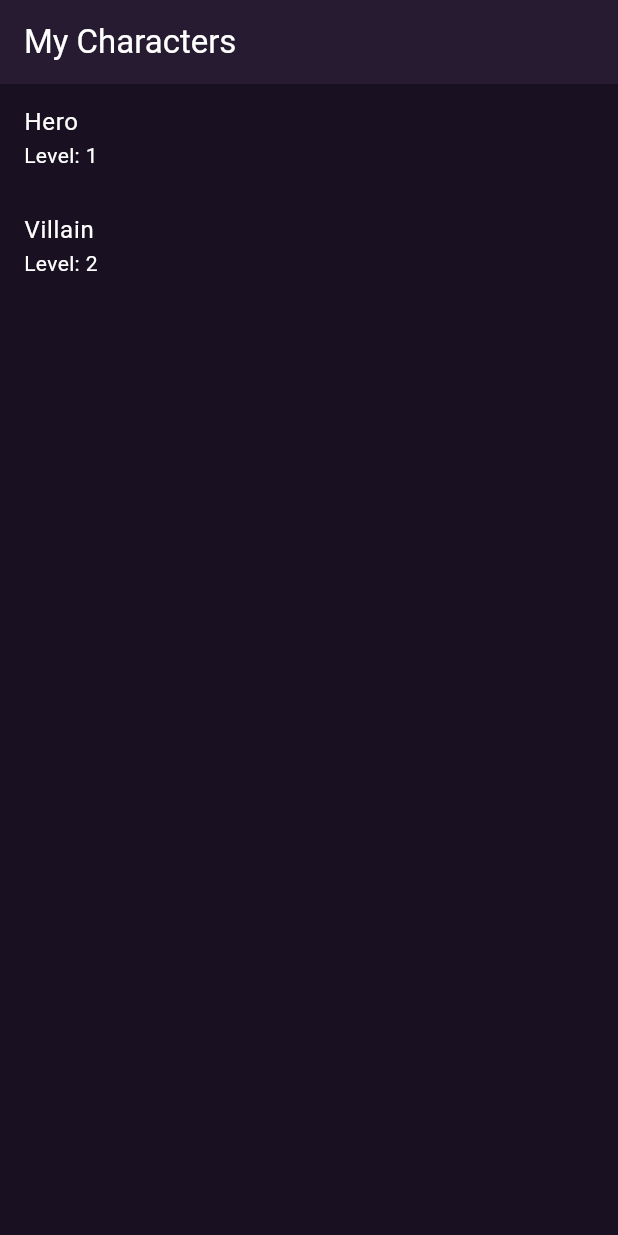
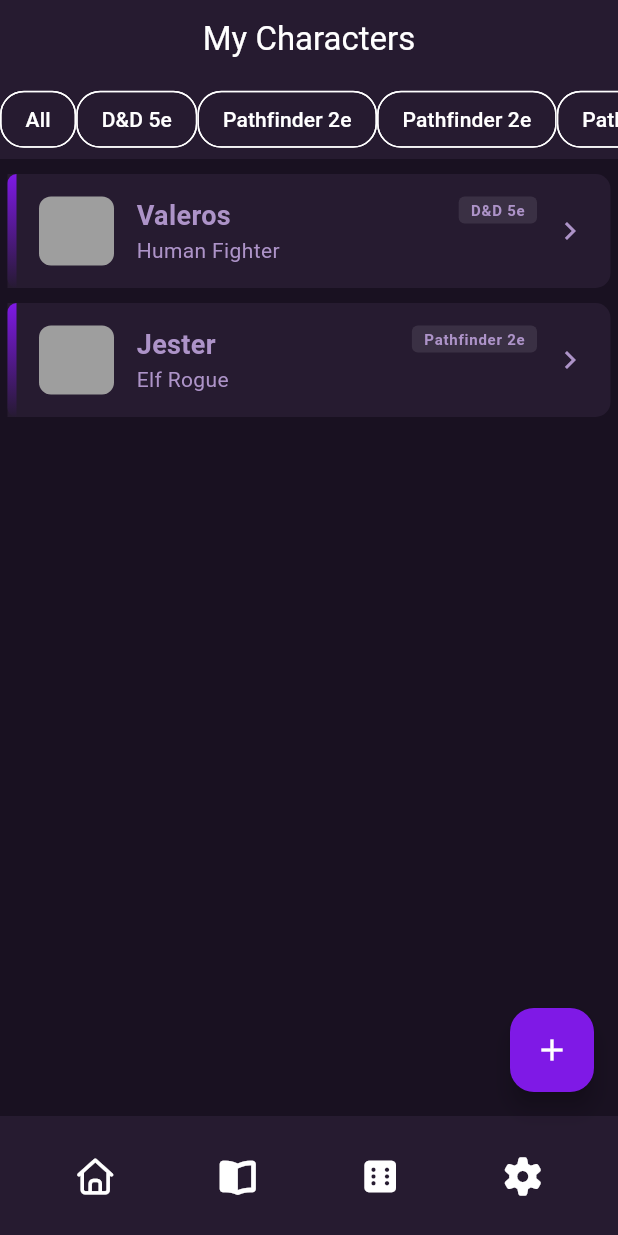
Before and after one commit to FJReyna/ttrpgcharacters, a Flutter app: the screen it shows after launch, on a phone screen of 412 x 824 dp. Run offline on Flutter 3.47's test engine with Material 3 defaults, Android fonts, the phone set to English and light mode, and no system bars; our stand-ins replace flutter_bloc, font_awesome_flutter, get_it, go_router.

Commit message:
Characters Page initial design, added character cards, appbar with system chips and bottomappbar

```diff
--- a/lib/features/character/data/sourcesource/local/character_local_datasource.dart
+++ b/lib/features/character/data/sourcesource/local/character_local_datasource.dart
@@ -3,8 +3,20 @@ import 'package:ttrpgcharacter/features/character/domain/model/character_model.d
 class CharacterLocalDatasource {
   Future<List<CharacterModel>> getAllCharacters() async {
     return [
-      CharacterModel(id: '1', name: 'Hero'),
-      CharacterModel(id: '2', name: 'Villain'),
+      CharacterModel(
+        id: '1',
+        name: 'Valeros',
+        characterClass: 'Fighter',
+        ancestry: 'Human',
+        system: 'D&D 5e',
+      ),
+      CharacterModel(
+        id: '2',
+        name: 'Jester',
+        characterClass: 'Rogue',
+        ancestry: 'Elf',
+        system: 'Pathfinder 2e',
+      ),
     ];
   }
 
--- a/lib/features/character/domain/model/character_model.dart
+++ b/lib/features/character/domain/model/character_model.dart
@@ -1,6 +1,15 @@
 class CharacterModel {
   String id;
   String name;
+  String characterClass;
+  String ancestry;
+  String system;
 
-  CharacterModel({required this.id, required this.name});
+  CharacterModel({
+    required this.id,
+    required this.name,
+    required this.characterClass,
+    required this.ancestry,
+    required this.system,
+  });
 }
--- a/lib/features/character/presentation/pages/characters_pages.dart
+++ b/lib/features/character/presentation/pages/characters_pages.dart
@@ -1,10 +1,13 @@
 import 'package:flutter/material.dart';
 import 'package:flutter_bloc/flutter_bloc.dart';
+import 'package:font_awesome_flutter/font_awesome_flutter.dart';
 import 'package:ttrpgcharacter/core/dependency_injection.dart';
+import 'package:ttrpgcharacter/core/theme/app_colors.dart';
 import 'package:ttrpgcharacter/core/utils/extensions.dart';
 import 'package:ttrpgcharacter/features/character/presentation/bloc/character_bloc.dart';
 import 'package:ttrpgcharacter/features/character/presentation/bloc/character_event.dart';
 import 'package:ttrpgcharacter/features/character/presentation/bloc/character_state.dart';
+import 'package:ttrpgcharacter/features/character/presentation/widgets/character_card_preview.dart';
 
 class CharactersPages extends StatelessWidget {
   const CharactersPages({super.key});
@@ -14,28 +17,93 @@ class CharactersPages extends StatelessWidget {
     return BlocProvider(
       create: (context) => getIt<CharacterBloc>()..add(GetCharactersEvent()),
       child: Scaffold(
-        appBar: AppBar(title: Text(context.translate.charactersAppbarTitle)),
+        appBar: AppBar(
+          title: Text(context.translate.charactersAppbarTitle),
+          centerTitle: true,
+          bottom: PreferredSize(
+            preferredSize: const Size.fromHeight(50.0),
+            child: Expanded(
+              child: ListView(
+                scrollDirection: Axis.horizontal,
+                children: [
+                  Chip(
+                    label: Text('All'),
+                    shape: RoundedRectangleBorder(
+                      borderRadius: BorderRadius.circular(16.0),
+                    ),
+                  ),
+                  Chip(
+                    label: Text('D&D 5e'),
+                    shape: RoundedRectangleBorder(
+                      borderRadius: BorderRadius.circular(16.0),
+                    ),
+                  ),
+                  Chip(
+                    label: Text('Pathfinder 2e'),
+                    shape: RoundedRectangleBorder(
+                      borderRadius: BorderRadius.circular(16.0),
+                    ),
+                  ),
+                  Chip(
+                    label: Text('Pathfinder 2e'),
+                    shape: RoundedRectangleBorder(
+                      borderRadius: BorderRadius.circular(16.0),
+                    ),
+                  ),
+                  Chip(
+                    label: Text('Pathfinder 2e'),
+                    shape: RoundedRectangleBorder(
+                      borderRadius: BorderRadius.circular(16.0),
+                    ),
+                  ),
+                  Chip(
+                    label: Text('Pathfinder 2e'),
+                    shape: RoundedRectangleBorder(
+                      borderRadius: BorderRadius.circular(16.0),
+                    ),
+                  ),
+                  Chip(
+                    label: Text('Pathfinder 2e'),
+                    shape: RoundedRectangleBorder(
+                      borderRadius: BorderRadius.circular(16.0),
+                    ),
+                  ),
+                  Chip(
+                    label: Text('Pathfinder 2e'),
+                    shape: RoundedRectangleBorder(
+                      borderRadius: BorderRadius.circular(16.0),
+                    ),
+                  ),
+                ],
+              ),
+            ),
+          ),
+        ),
         body: Center(
+          child: Padding(
+            padding: const EdgeInsets.symmetric(
+              vertical: 10.0,
+              horizontal: 5.0,
+            ),
             child: BlocBuilder<CharacterBloc, CharacterState>(
               builder: (context, state) {
                 if (state.status == CharacterStatus.loading) {
                   return const CircularProgressIndicator();
                 } else if (state.status == CharacterStatus.success) {
                   if (state.characters.isEmpty) {
-                  return const Text('No characters found.');
+                    return Text(context.translate.charactersEmptyState);
                   }
-                return ListView.builder(
+                  return ListView.separated(
+                    separatorBuilder: (context, index) =>
+                        const SizedBox(height: 10),
                     itemCount: state.characters.length,
                     itemBuilder: (context, index) {
                       final character = state.characters[index];
-                    return ListTile(
-                      title: Text(character.name),
-                      subtitle: Text('Level: ${character.id}'),
-                    );
+                      return CharacterCardPreview(character: character);
                     },
                   );
                 } else if (state.status == CharacterStatus.error) {
-                return const Text('Failed to load characters.');
+                  return Text(context.translate.charactersFailedState);
                 } else {
                   return const SizedBox.shrink();
                 }
@@ -43,6 +111,39 @@ class CharactersPages extends StatelessWidget {
             ),
           ),
         ),
+        floatingActionButton: FloatingActionButton(
+          onPressed: () {},
+          child: const Icon(Icons.add, color: AppColors.surfaceLight),
+        ),
+        bottomNavigationBar: BottomAppBar(
+          shape: const CircularNotchedRectangle(),
+          notchMargin: 6.0,
+          child: SizedBox(
+            height: 50.0,
+            child: Row(
+              mainAxisAlignment: MainAxisAlignment.spaceAround,
+              children: [
+                IconButton(
+                  icon: const Icon(FontAwesomeIcons.house),
+                  onPressed: () {},
+                ),
+                IconButton(
+                  icon: const Icon(FontAwesomeIcons.bookOpen),
+                  onPressed: () {},
+                ),
+                IconButton(
+                  icon: const Icon(FontAwesomeIcons.diceSix),
+                  onPressed: () {},
+                ),
+                IconButton(
+                  icon: const Icon(FontAwesomeIcons.gear),
+                  onPressed: () {},
+                ),
+              ],
+            ),
+          ),
+        ),
+      ),
     );
   }
 }
--- /dev/null
+++ b/lib/features/character/presentation/widgets/character_card_preview.dart
@@ -0,0 +1,106 @@
+import 'package:flutter/material.dart';
+import 'package:ttrpgcharacter/core/theme/app_colors.dart';
+import 'package:ttrpgcharacter/features/character/domain/model/character_model.dart';
+
+class CharacterCardPreview extends StatelessWidget {
+  final CharacterModel character;
+
+  const CharacterCardPreview({super.key, required this.character});
+
+  @override
+  Widget build(BuildContext context) {
+    return InkWell(
+      onTap: () {},
+      child: Container(
+        decoration: BoxDecoration(
+          color: AppColors.surfaceDark,
+          borderRadius: BorderRadius.only(
+            topRight: Radius.circular(10),
+            bottomRight: Radius.circular(10),
+          ),
+        ),
+        child: IntrinsicHeight(
+          child: Row(
+            children: [
+              Container(
+                width: 6,
+                decoration: BoxDecoration(
+                  borderRadius: const BorderRadius.only(
+                    topLeft: Radius.circular(10),
+                    bottomLeft: Radius.circular(10),
+                  ),
+                  gradient: LinearGradient(
+                    begin: Alignment.topCenter,
+                    end: Alignment.bottomCenter,
+                    colors: [AppColors.primary, AppColors.cardDark],
+                  ),
+                ),
+              ),
+              Expanded(
+                child: Padding(
+                  padding: const EdgeInsets.all(15.0),
+                  child: Row(
+                    children: [
+                      Container(
+                        width: 50,
+                        decoration: BoxDecoration(
+                          color: Colors.grey,
+                          borderRadius: BorderRadius.circular(8.0),
+                        ),
+                      ),
+                      SizedBox(width: 15),
+                      Column(
+                        crossAxisAlignment: CrossAxisAlignment.start,
+                        children: [
+                          Text(
+                            character.name,
+                            style: TextStyle(
+                              fontSize: 18,
+                              fontWeight: FontWeight.bold,
+                            ),
+                          ),
+                          Text(
+                            '${character.ancestry} ${character.characterClass}',
+                          ),
+                        ],
+                      ),
+                      Expanded(
+                        child: SizedBox(
+                          height: double.infinity,
+                          child: Align(
+                            alignment: Alignment.topRight,
+                            child: Container(
+                              padding: const EdgeInsets.symmetric(
+                                horizontal: 8,
+                                vertical: 2,
+                              ),
+                              decoration: BoxDecoration(
+                                color: AppColors.backgroundLight.withAlpha(25),
+                                borderRadius: BorderRadius.circular(4),
+                              ),
+                              child: Text(
+                                character.system,
+                                style: TextStyle(
+                                  color: AppColors.textSubtle,
+                                  fontSize: 10,
+                                  fontWeight: FontWeight.bold,
+                                  letterSpacing: 0.5,
+                                ),
+                              ),
+                            ),
+                          ),
+                        ),
+                      ),
+                      SizedBox(width: 10),
+                      Icon(Icons.chevron_right, color: AppColors.textSubtle),
+                    ],
+                  ),
+                ),
+              ),
+            ],
+          ),
+        ),
+      ),
+    );
+  }
+}
--- a/lib/l10n/app_en.arb
+++ b/lib/l10n/app_en.arb
@@ -1,4 +1,6 @@
 {
   "@@locale": "en",
-  "charactersAppbarTitle": "My Characters"
+  "charactersAppbarTitle": "My Characters",
+  "charactersEmptyState": "No characters found. Create your first character by tapping the + button.",
+  "charactersFailedState": "Failed to load characters."
 }
--- a/lib/l10n/app_es.arb
+++ b/lib/l10n/app_es.arb
@@ -1,4 +1,6 @@
 {
     "@@locale": "es",
-    "charactersAppbarTitle": "Mis Personajes"
+    "charactersAppbarTitle": "Mis Personajes",
+    "charactersEmptyState": "No se encontraron personajes. Crea tu primer personaje tocando el botón +.",
+    "charactersFailedState": "Error al cargar los personajes."
 }
--- a/lib/l10n/app_localizations.dart
+++ b/lib/l10n/app_localizations.dart
@@ -100,6 +100,18 @@ abstract class AppLocalizations {
   /// In en, this message translates to:
   /// **'My Characters'**
   String get charactersAppbarTitle;
+
+  /// No description provided for @charactersEmptyState.
+  ///
+  /// In en, this message translates to:
+  /// **'No characters found. Create your first character by tapping the + button.'**
+  String get charactersEmptyState;
+
+  /// No description provided for @charactersFailedState.
+  ///
+  /// In en, this message translates to:
+  /// **'Failed to load characters.'**
+  String get charactersFailedState;
 }
 
 class _AppLocalizationsDelegate extends LocalizationsDelegate<AppLocalizations> {
--- a/lib/l10n/app_localizations_en.dart
+++ b/lib/l10n/app_localizations_en.dart
@@ -10,4 +10,10 @@ class AppLocalizationsEn extends AppLocalizations {
 
   @override
   String get charactersAppbarTitle => 'My Characters';
+
+  @override
+  String get charactersEmptyState => 'No characters found. Create your first character by tapping the + button.';
+
+  @override
+  String get charactersFailedState => 'Failed to load characters.';
 }
--- a/lib/l10n/app_localizations_es.dart
+++ b/lib/l10n/app_localizations_es.dart
@@ -10,4 +10,10 @@ class AppLocalizationsEs extends AppLocalizations {
 
   @override
   String get charactersAppbarTitle => 'Mis Personajes';
+
+  @override
+  String get charactersEmptyState => 'No se encontraron personajes. Crea tu primer personaje tocando el botón +.';
+
+  @override
+  String get charactersFailedState => 'Error al cargar los personajes.';
 }
--- a/pubspec.yaml
+++ b/pubspec.yaml
@@ -17,6 +17,7 @@ dependencies:
   hive_ce_flutter: ^2.3.4
   flutter_localizations:
     sdk: flutter
+  font_awesome_flutter: ^10.12.0
   intl: any
 
 dev_dependencies:
```
Also changed, not shown: pubspec.lock. Lines whose indentation alone changed are shown as unchanged.
